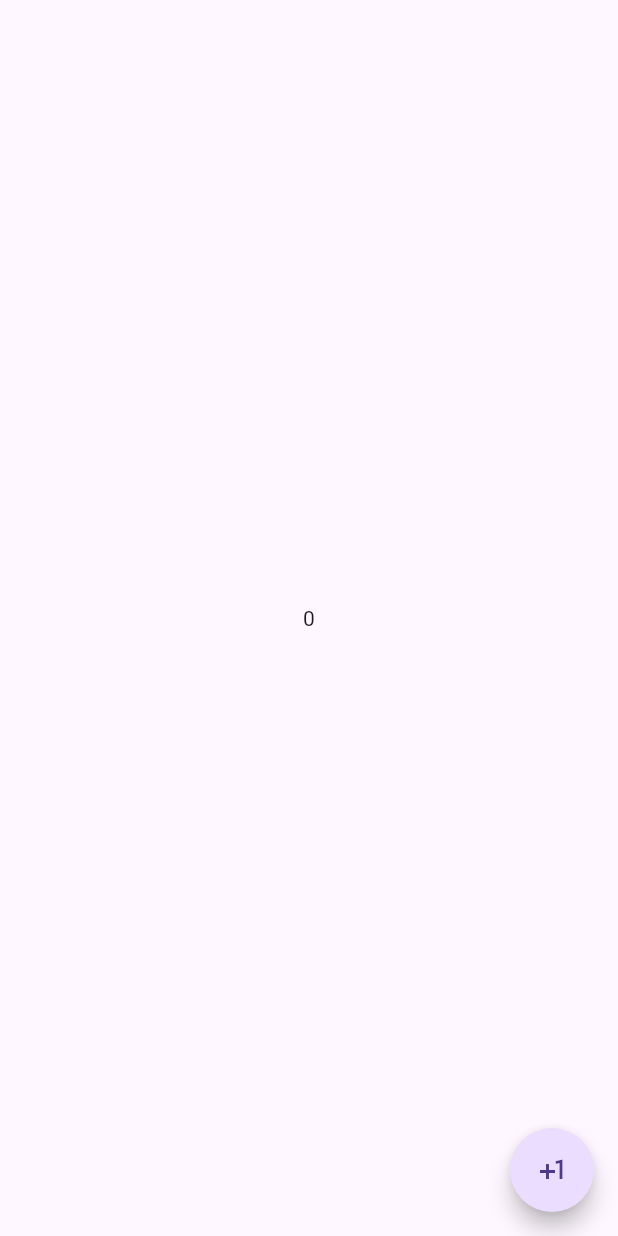
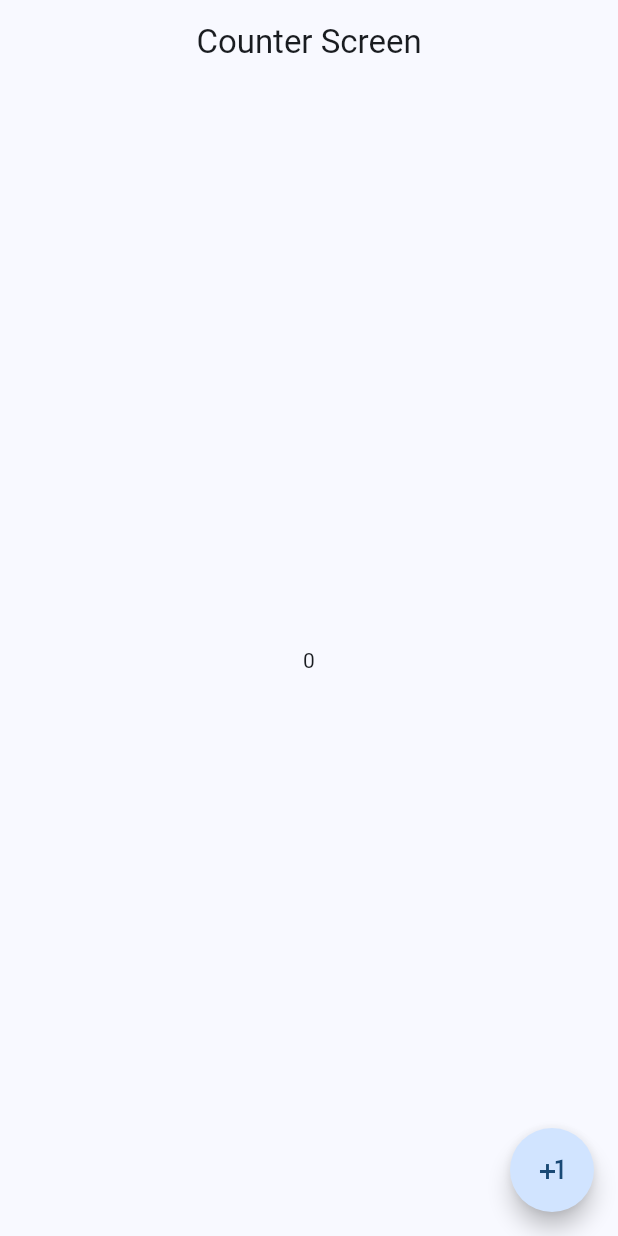
Before and after one commit to lizIrina/Grupo_2, a Flutter app: the screen it shows after launch, on a phone screen of 412 x 824 dp. Run offline on Flutter 3.47's test engine with Material 3 defaults, Android fonts, the phone set to English and light mode, and no system bars; our stand-ins replace material_ui.

Commit message:
agregar tema de la aplicacion y AppBar

```diff
--- a/lib/Presentacion/config/app_theme.dart
+++ b/lib/Presentacion/config/app_theme.dart
@@ -1 +1,6 @@
-// TODO (Integrante 5): definir el tema de la aplicación
+import 'package:material_ui/material_ui.dart';
+
+class AppTheme {
+  ThemeData getTheme() =>
+      ThemeData(useMaterial3: true, colorSchemeSeed: Colors.blue);
+}
--- a/lib/Presentacion/screens/counter_screen.dart
+++ b/lib/Presentacion/screens/counter_screen.dart
@@ -16,6 +16,7 @@ class _CounterScreenState extends State<CounterScreen> {
   @override
   Widget build(BuildContext context) {
     return Scaffold(
+      appBar: AppBar(title: const Text('Counter Screen'), centerTitle: true),
       body: Center(child: Text('$clickCounter')),
       floatingActionButton: CustomButton(
         icon: Icons.plus_one,
--- a/lib/Presentacion/widgets/custom_button.dart
+++ b/lib/Presentacion/widgets/custom_button.dart
@@ -1,4 +1,4 @@
-import 'package:flutter/material.dart';
+import 'package:material_ui/material_ui.dart';
 
 class CustomButton extends StatelessWidget {
   final IconData icon;
--- a/lib/main.dart
+++ b/lib/main.dart
@@ -1,4 +1,5 @@
 import 'package:material_ui/material_ui.dart';
+import 'package:contador_grupo2/Presentacion/config/app_theme.dart';
 import 'package:contador_grupo2/Presentacion/screens/counter_screen.dart';
 
 void main() {
@@ -10,9 +11,10 @@ class MyApp extends StatelessWidget {
 
   @override
   Widget build(BuildContext context) {
-    return const MaterialApp(
+    return MaterialApp(
       debugShowCheckedModeBanner: false,
-      home: CounterScreen(),
+      theme: AppTheme().getTheme(),
+      home: const CounterScreen(),
     );
   }
 }
```
